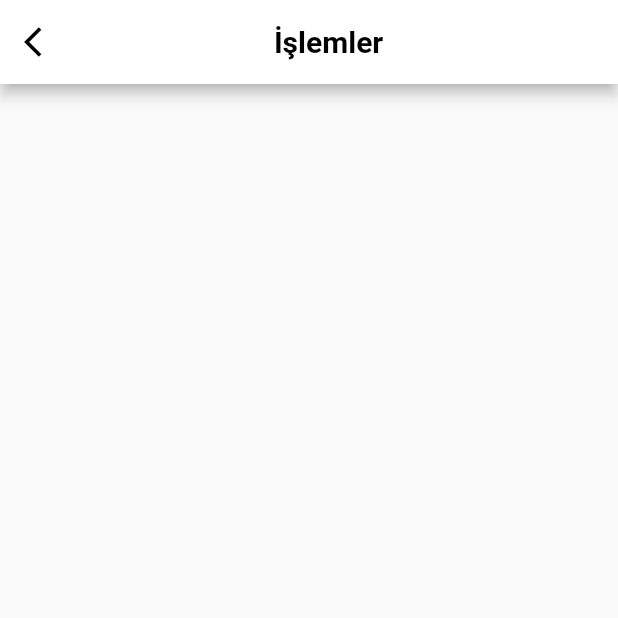
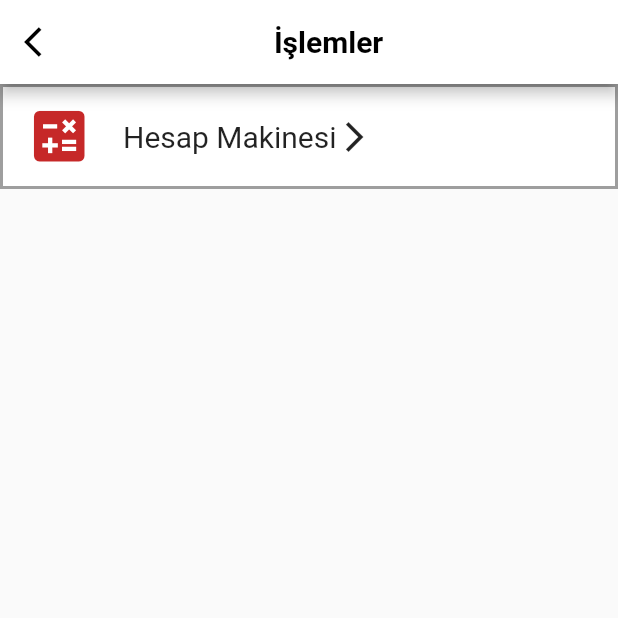
Before and after one commit to SuprRremaGB/banka, a Flutter app: the Diger_isler screen opened directly, on a phone screen of 412 x 824 dp, the top half of it. Run offline on Flutter 3.47's test engine with Material 2 defaults, Android fonts, the phone set to English and light mode, and no system bars.

Commit message:
commitu deska

```diff
--- a/lib/main.dart
+++ b/lib/main.dart
@@ -1,5 +1,6 @@
 import 'dart:io';
 import 'package:flutter/material.dart';
+import 'package:banka/Container_Design.dart';
 
 void main() {
   runApp(const Sayfa1());
@@ -563,11 +564,35 @@ class _Diger_islerState extends State<Diger_isler> {
             ),
           ),
         ),
-        leading: Icon(Icons.arrow_back_ios,color: Colors.black,),
+        leading: Icon(Icons.arrow_back_ios, color: Colors.black),
       ),
       body: ListView(
         children: [
-
+          GestureDetector(
+            child: Container(
+              decoration: BoxDecoration(
+                border: Border.all(width: 2,color: Colors.grey),
+                color: Colors.white,
+              ),
+              width: double.infinity,
+              height: 70,
+              child: Center(
+                child: Row(
+                  children: [
+                    SizedBox(width: 15),
+                    Icon(Icons.calculate,size: 45,color: Colors.red.shade800),
+                    SizedBox(width: 20),
+                    Text("Hesap Makinesi",style: TextStyle(fontSize: 20)),
+                    Align(
+                      alignment: Alignment.centerRight,
+                      child:Icon(Icons.arrow_forward_ios) ,
+                    ),
+                    SizedBox(width: 10),
+                  ],
+                ),
+              ),
+            ),
+          ),
         ],
       ),
     );
```
Also changed, not shown: lib/Container_Design.dart (+42 -0 lines).
